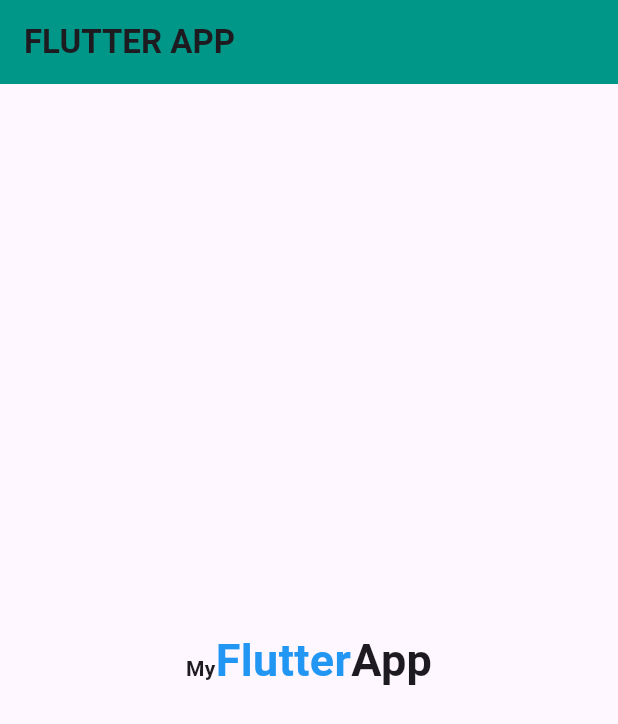
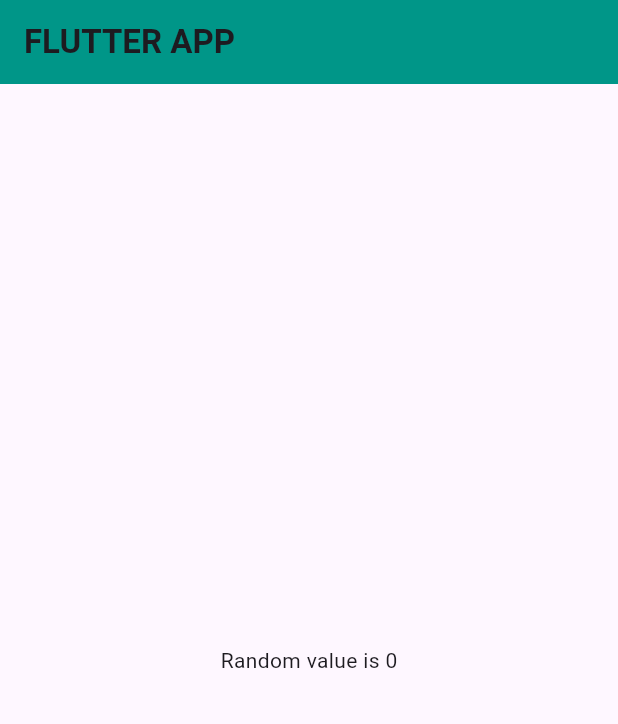
Before and after one commit to umersagheer/CodingWithT_beginners-app, a Flutter app: the screen it shows after launch, on a phone screen of 412 x 824 dp. Shown: the top 724 px of the screen. Run offline on Flutter 3.47's test engine with Material 3 defaults, Android fonts, the light colour scheme and no system bars.

Commit message:
Section I completed

```diff
--- a/lib/screens/dashboard.dart
+++ b/lib/screens/dashboard.dart
@@ -1,3 +1,5 @@
+import 'dart:math';
+
 import 'package:flutter/material.dart';
 
 class Dashboard extends StatelessWidget {
@@ -13,27 +15,14 @@
         ),
         backgroundColor: Colors.teal,
       ),
-      body: const Center(
-        child: Text.rich(
-          TextSpan(
-            text: "My",
-            style: TextStyle(fontWeight: FontWeight.bold),
-            children: [
-              TextSpan(
-                text: 'Flutter',
-                style: TextStyle(
-                  fontSize: 30,
-                  color: Colors.blue,
-                ),
-              ),
-              TextSpan(
-                text: 'App',
-                style: TextStyle(fontSize: 30),
-              ),
-            ],
-          ),
-        ),
+      body: Center(
+        child: Text("Random value is ${getNumber()}"),
       ),
     );
   }
 }
+
+int getNumber() {
+  Random random = Random();
+  return random.nextInt(10);
+}
```
